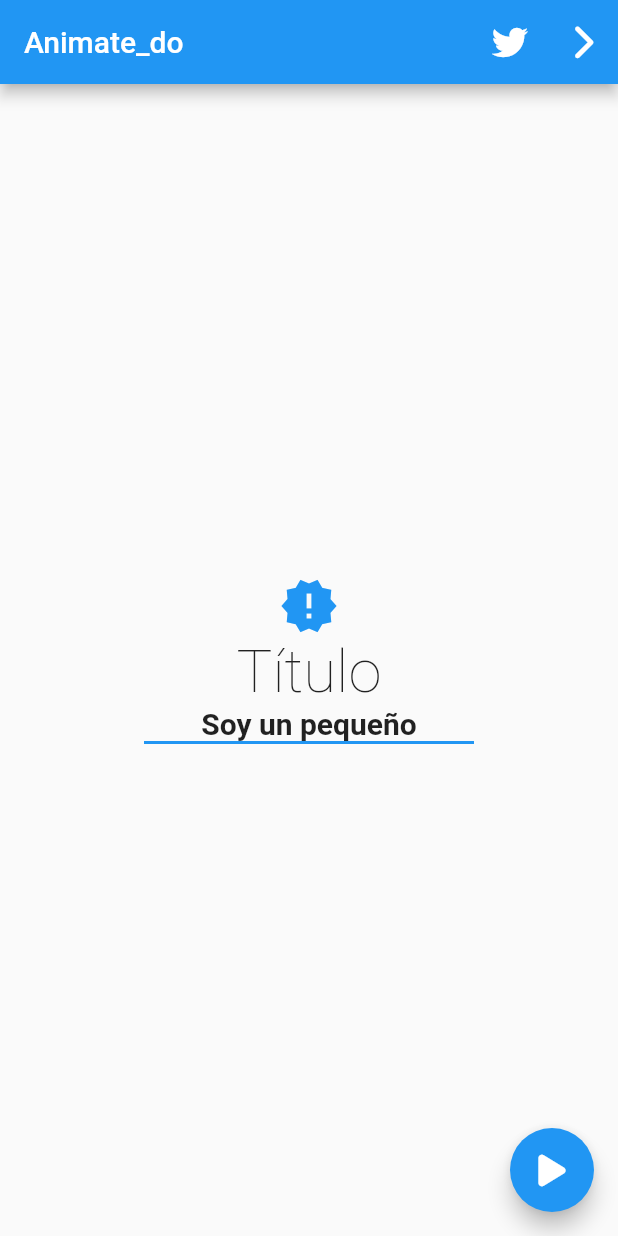
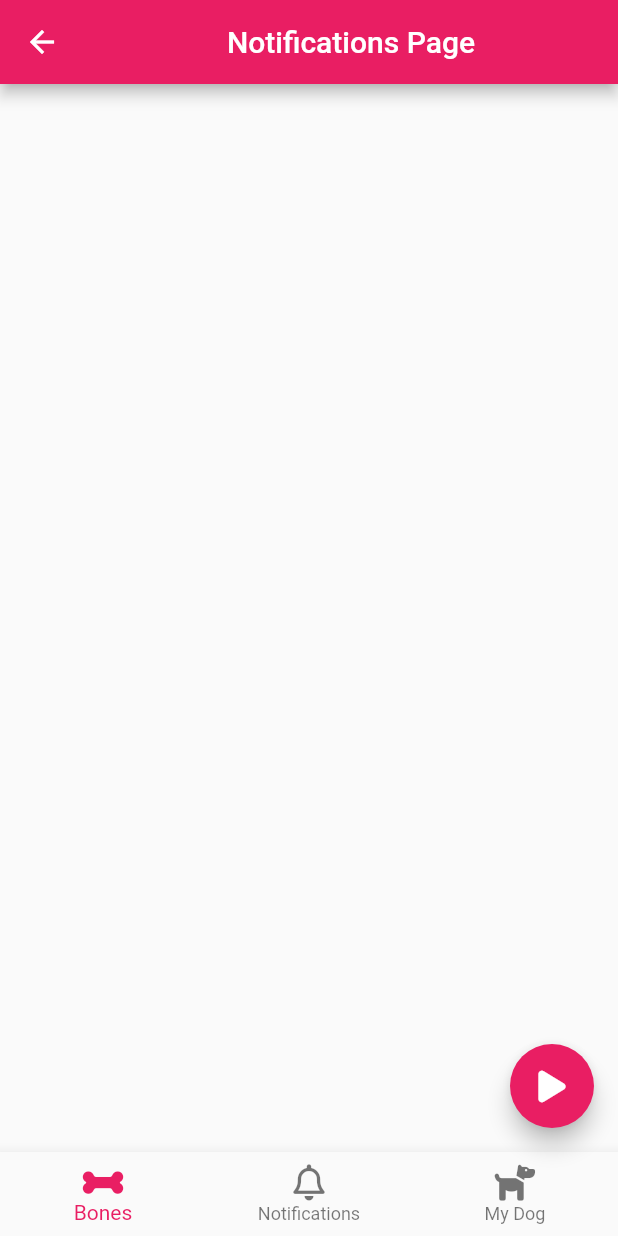
Before and after one commit to Gilmhar/animate_do_app, a Flutter app: the screen it shows after launch, after a tap on an icon or button, on a phone screen of 412 x 824 dp. Run offline on Flutter 3.47's test engine with Material 2 defaults, Android fonts, the phone set to English and light mode, and no system bars; our stand-ins replace animate_do, font_awesome_flutter.

Commit message:
Se termino la seccion.

```diff
--- a/lib/main.dart
+++ b/lib/main.dart
@@ -2,6 +2,7 @@ import 'package:flutter/material.dart';
 
 import 'package:animate_do_app/src/pagina1_page.dart';
 //import 'package:animate_do_app/src/twitter_page.dart';
+//import 'package:animate_do_app/src/navegacion_page.dart';
 
 void main() {
   runApp(const MyApp());
--- /dev/null
+++ b/lib/src/navegacion_page.dart
@@ -0,0 +1,120 @@
+import 'package:animate_do/animate_do.dart';
+import 'package:flutter/material.dart';
+
+import 'package:provider/provider.dart';
+
+import 'package:font_awesome_flutter/font_awesome_flutter.dart';
+
+class NavegacionPage extends StatelessWidget {
+  const NavegacionPage({super.key});
+
+  @override
+  Widget build(BuildContext context) {
+    return ChangeNotifierProvider(
+      create: (_) => _NotificacionesProvider(),
+      child: Scaffold(
+        appBar: AppBar(
+          title: const Center(child: Text('Notifications Page')),
+          backgroundColor: Colors.pink,
+        ),
+        floatingActionButton: const BotonPlay(),
+        bottomNavigationBar: const BottomNavigation(),
+      ),
+    );
+  }
+}
+
+class BottomNavigation extends StatelessWidget {
+  const BottomNavigation({super.key});
+
+  @override
+  Widget build(BuildContext context) {
+    final int notificacionNumero =
+        Provider.of<_NotificacionesProvider>(context).getNotificaciones;
+    return BottomNavigationBar(
+        currentIndex: 0,
+        selectedItemColor: Colors.pink,
+        items: [
+          const BottomNavigationBarItem(
+            label: 'Bones',
+            icon: FaIcon(FontAwesomeIcons.bone),
+          ),
+          BottomNavigationBarItem(
+            label: 'Notifications',
+            icon: Stack(
+              children: [
+                const FaIcon(FontAwesomeIcons.bell),
+                Positioned(
+                    top: 0.0,
+                    right: 0.0,
+                    child: BounceInDown(
+                      from: 12,
+                      animate: (notificacionNumero > 0) ? true : false,
+                      child: Bounce(
+                        from: 12,
+                        controller: (controller)=>Provider.of<_NotificacionesProvider>(context).setBounceController = controller,
+                        child: Container(
+                          alignment: Alignment.center,
+                          width: 12,
+                          height: 12,
+                          decoration: const BoxDecoration(
+                              color: Colors.pink, shape: BoxShape.circle),
+                          child: Text(
+                            '$notificacionNumero',
+                            style:
+                                const TextStyle(color: Colors.white, fontSize: 8.5),
+                          ),
+                        ),
+                      ),
+                    ))
+              ],
+            ),
+          ),
+          const BottomNavigationBarItem(
+            label: 'My Dog',
+            icon: FaIcon(FontAwesomeIcons.dog),
+          )
+        ]);
+  }
+}
+
+class BotonPlay extends StatelessWidget {
+  const BotonPlay({super.key});
+
+  @override
+  Widget build(BuildContext context) {
+    return FloatingActionButton(
+      onPressed: () {
+        final notiModel = Provider.of<_NotificacionesProvider>(context, listen: false);
+        int numeroNotificaciones = notiModel.getNotificaciones;
+        numeroNotificaciones++;
+        notiModel.setNotificaciones = numeroNotificaciones;
+        if (numeroNotificaciones >= 2) {
+          final controller = notiModel.getBounceController;
+          controller.forward(from: 0.0);
+        }
+      },
+      backgroundColor: Colors.pink,
+      child: const FaIcon(FontAwesomeIcons.play),
+    );
+  }
+}
+
+class _NotificacionesProvider extends ChangeNotifier {
+  int _notificaciones = 0;
+  late AnimationController _bounceController;
+
+  int get getNotificaciones => _notificaciones;
+
+  set setNotificaciones(int numeroNotificaciones) {
+    _notificaciones = numeroNotificaciones;
+    notifyListeners();
+  }
+
+  AnimationController get getBounceController => _bounceController;
+
+  set setBounceController(AnimationController controller) {
+    _bounceController = controller;
+  }
+
+}
--- a/lib/src/pagina1_page.dart
+++ b/lib/src/pagina1_page.dart
@@ -5,6 +5,7 @@ import 'package:animate_do/animate_do.dart';
 import 'package:font_awesome_flutter/font_awesome_flutter.dart';
 
 import 'package:animate_do_app/src/twitter_page.dart';
+import 'package:animate_do_app/src/navegacion_page.dart';
 
 class Pagina1Page extends StatelessWidget {
   const Pagina1Page({super.key});
@@ -30,7 +31,9 @@ class Pagina1Page extends StatelessWidget {
       ),
       floatingActionButton: ElasticInRight(
         child: FloatingActionButton(
-          onPressed: () {},
+          onPressed: () {
+            Navigator.push(context, MaterialPageRoute(builder: (BuildContext context) => const NavegacionPage()));
+          },
           child: const FaIcon(FontAwesomeIcons.play),
         ),
       ),
--- a/pubspec.yaml
+++ b/pubspec.yaml
@@ -37,6 +37,7 @@ dependencies:
   cupertino_icons: ^1.0.2
   animate_do: ^3.0.2
   font_awesome_flutter: ^10.4.0
+  provider: ^6.0.5
 
 dev_dependencies:
   flutter_test:
```
Also changed, not shown: pubspec.lock.
